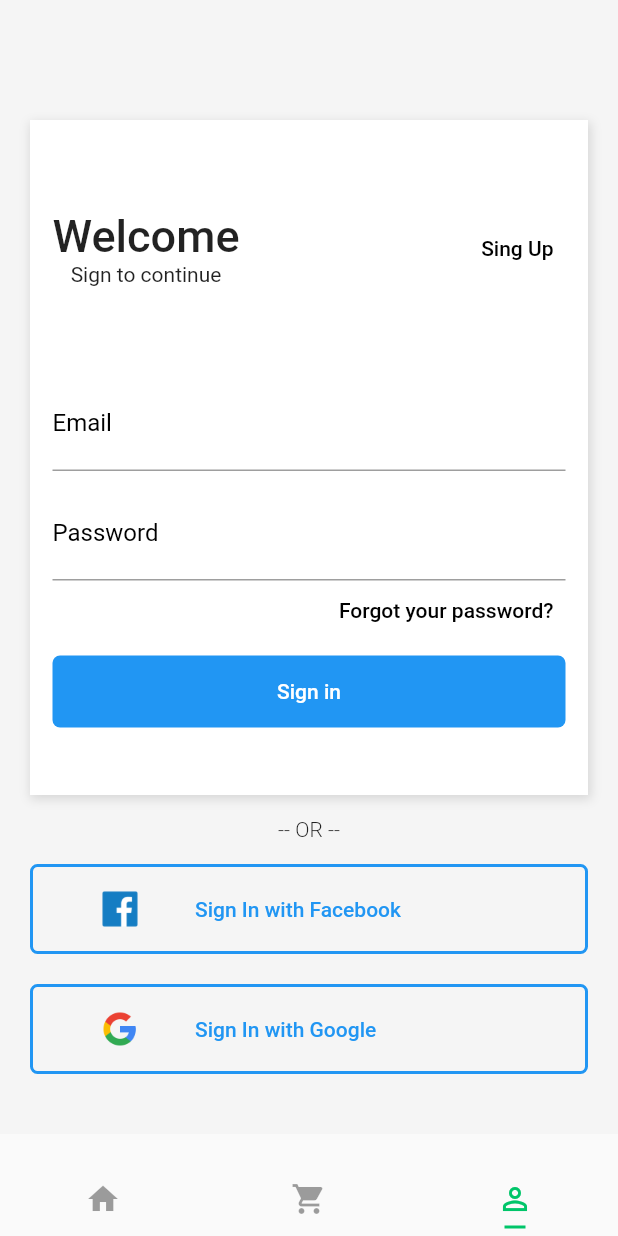
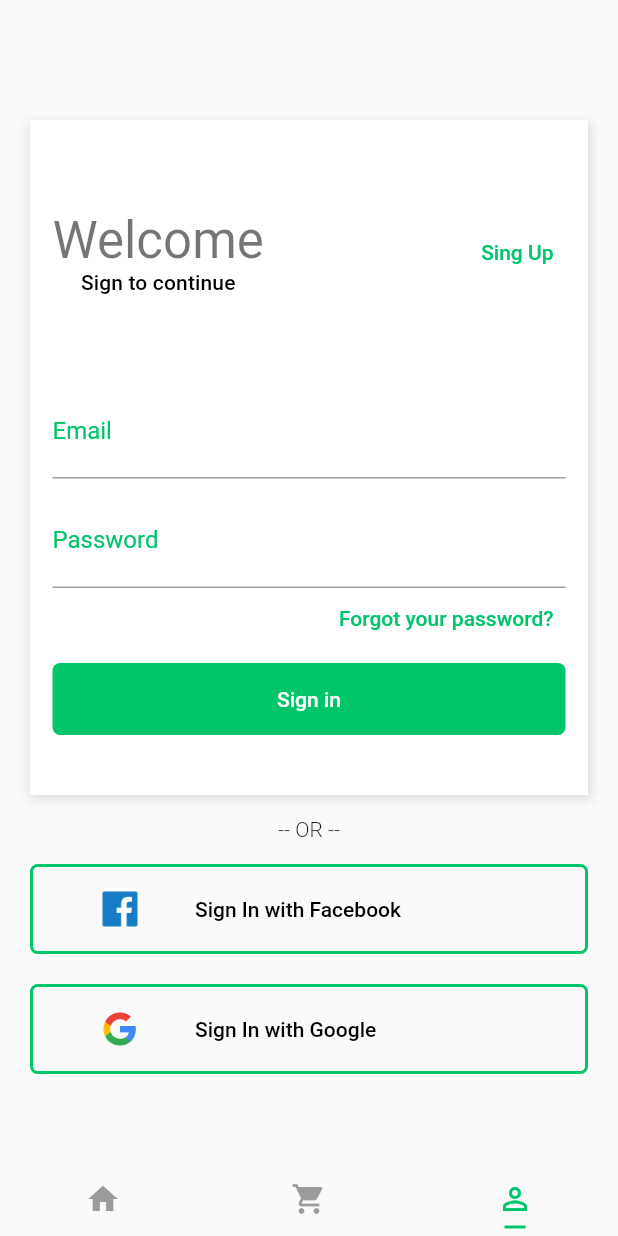
Before and after one commit to oliversieto/shopping_flutter, a Flutter app: the screen it shows after launch, item 3 of the bottom bar chosen, on a phone screen of 412 x 824 dp. Run offline on Flutter 3.47's test engine with Material 2 defaults, Android fonts, the phone set to English and light mode, and no system bars.

Commit message:
refactor: ativação do tema na tela de login

```diff
--- a/lib/pages/login.page.dart
+++ b/lib/pages/login.page.dart
@@ -1,5 +1,4 @@
 import 'package:flutter/material.dart';
-import 'package:shopping/pages/home.page.dart';
 import 'package:shopping/pages/signup.page.dart';
 
 class LoginPage extends StatelessWidget {
@@ -8,7 +7,6 @@ class LoginPage extends StatelessWidget {
     return Scaffold(
       body: SingleChildScrollView(
         child: Container(
-          color: Color(0xFFF5F5F5),
           padding: EdgeInsets.only(
             top: 80,
             left: 20,
@@ -20,7 +18,7 @@ class LoginPage extends StatelessWidget {
               Container(
                 height: 450,
                 decoration: BoxDecoration(
-                  color: Colors.white,
+                  color: Theme.of(context).accentColor,
                   boxShadow: [
                     new BoxShadow(
                       color: Colors.black12,
@@ -45,12 +43,12 @@ class LoginPage extends StatelessWidget {
                             children: [
                               Text(
                                 "Welcome",
-                                style: TextStyle(
-                                  fontSize: 30,
-                                  fontWeight: FontWeight.w500,
-                                ),
+                                style: Theme.of(context).textTheme.headline4,
                               ),
-                              Text("Sign to continue"),
+                              Text(
+                                "Sign to continue",
+                                style: Theme.of(context).textTheme.subtitle2,
+                              ),
                             ],
                           ),
                           TextButton(
@@ -65,7 +63,7 @@ class LoginPage extends StatelessWidget {
                             child: Text(
                               "Sing Up",
                               style: TextStyle(
-                                color: Colors.black,
+                                color: Theme.of(context).primaryColor,
                               ),
                             ),
                           ),
@@ -80,7 +78,7 @@ class LoginPage extends StatelessWidget {
                         decoration: InputDecoration(
                           labelText: "Email",
                           labelStyle: TextStyle(
-                            color: Colors.black,
+                            color: Theme.of(context).primaryColor,
                             fontWeight: FontWeight.w400,
                             fontSize: 16,
                           ),
@@ -99,7 +97,7 @@ class LoginPage extends StatelessWidget {
                         decoration: InputDecoration(
                           labelText: "Password",
                           labelStyle: TextStyle(
-                            color: Colors.black,
+                            color: Theme.of(context).primaryColor,
                             fontWeight: FontWeight.w400,
                             fontSize: 16,
                           ),
@@ -115,7 +113,7 @@ class LoginPage extends StatelessWidget {
                           child: Text(
                             "Forgot your password?",
                             style: TextStyle(
-                              color: Colors.black,
+                              color: Theme.of(context).primaryColor,
                             ),
                           ),
                           onPressed: () {},
@@ -127,7 +125,7 @@ class LoginPage extends StatelessWidget {
                       Container(
                         width: double.infinity,
                         decoration: BoxDecoration(
-                          color: Colors.blue,
+                          color: Theme.of(context).primaryColor,
                           borderRadius: BorderRadius.all(
                             Radius.circular(5),
                           ),
@@ -157,7 +155,7 @@ class LoginPage extends StatelessWidget {
                 decoration: BoxDecoration(
                   border: Border.all(
                     width: 2.0,
-                    color: Colors.blue,
+                    color: Theme.of(context).primaryColor,
                   ),
                   borderRadius: BorderRadius.all(
                     Radius.circular(5),
@@ -173,7 +171,12 @@ class LoginPage extends StatelessWidget {
                           "assets/images/facebook.png",
                         ),
                       ),
-                      Text("Sign In with Facebook"),
+                      Text(
+                        "Sign In with Facebook",
+                        style: TextStyle(
+                          color: Colors.black,
+                        ),
+                      ),
                     ],
                   ),
                   onPressed: () {},
@@ -188,7 +191,7 @@ class LoginPage extends StatelessWidget {
                 decoration: BoxDecoration(
                   border: Border.all(
                     width: 2.0,
-                    color: Colors.blue,
+                    color: Theme.of(context).primaryColor,
                   ),
                   borderRadius: BorderRadius.all(
                     Radius.circular(5),
@@ -204,7 +207,12 @@ class LoginPage extends StatelessWidget {
                           "assets/images/google.png",
                         ),
                       ),
-                      Text("Sign In with Google"),
+                      Text(
+                        "Sign In with Google",
+                        style: TextStyle(
+                          color: Colors.black,
+                        ),
+                      ),
                     ],
                   ),
                   onPressed: () {},
```
Also changed, not shown: pubspec.lock.
